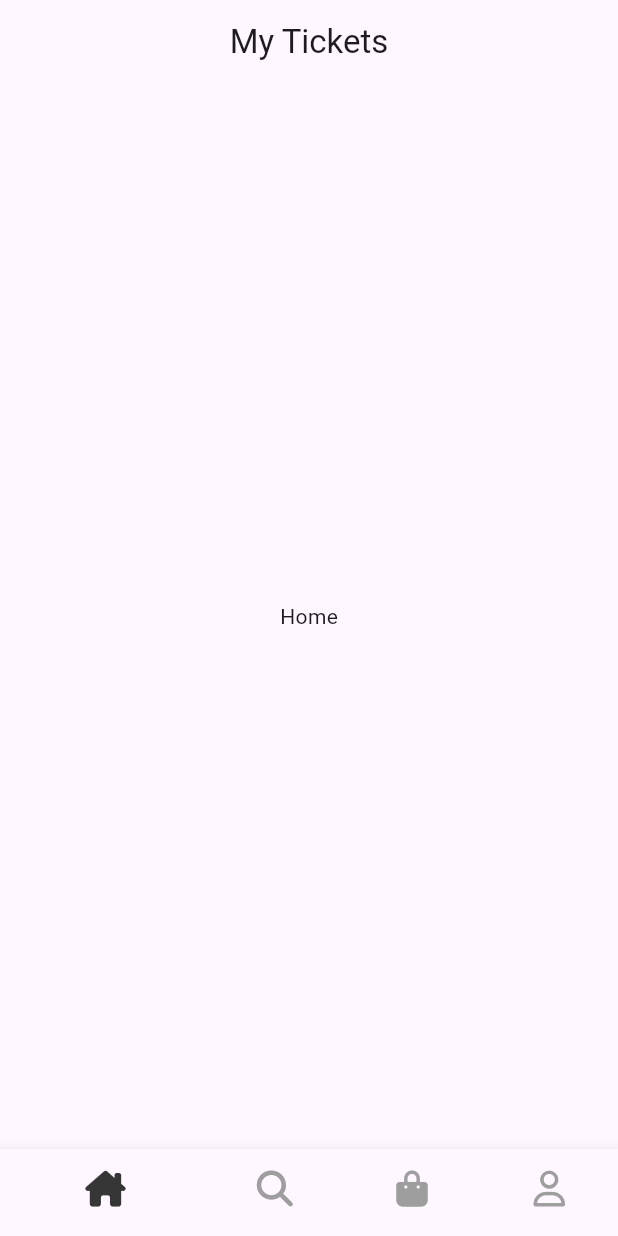
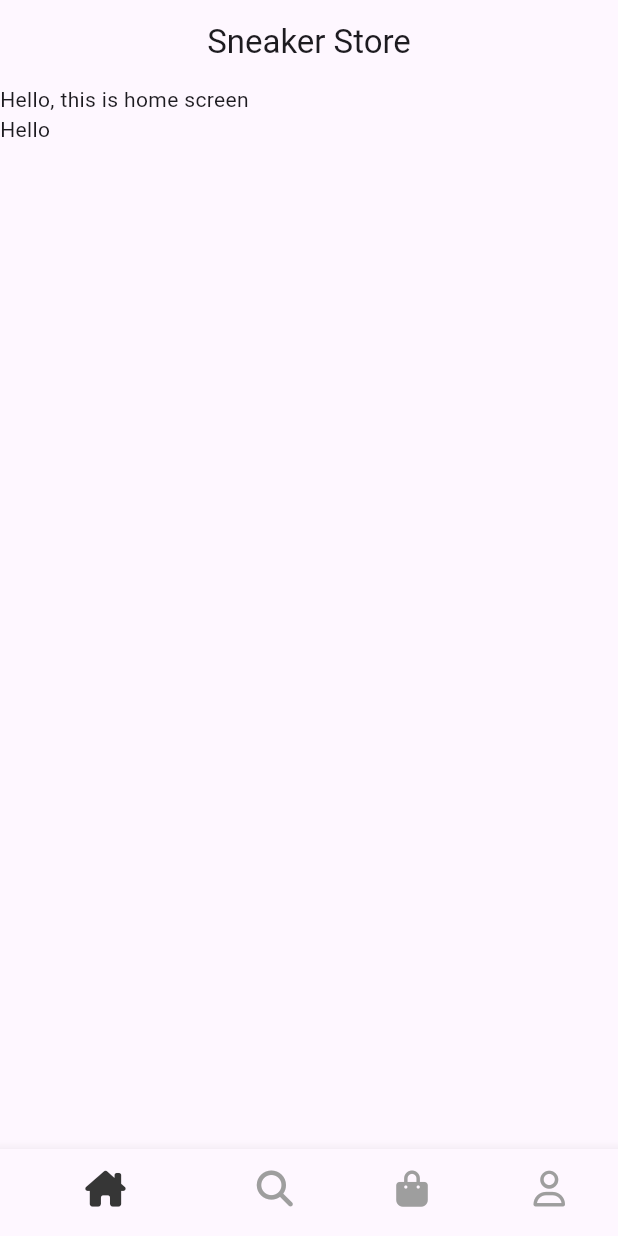
Before and after one commit to NDuc-Dev/sneaker_store_mobile_app, a Flutter app: the screen it shows after launch, on a phone screen of 412 x 824 dp. Run offline on Flutter 3.47's test engine with Material 3 defaults, Android fonts, the phone set to English and light mode, and no system bars; our stand-ins replace font_awesome_flutter.

Commit message:
update scaffold and bottom bar

```diff
--- a/lib/core/bottom_nav_bar.dart
+++ b/lib/core/bottom_nav_bar.dart
@@ -1,5 +1,6 @@
 import 'package:flutter/material.dart';
 import 'package:font_awesome_flutter/font_awesome_flutter.dart';
+import 'package:snaeaker_store/screens/home_screen.dart';
 
 class BottomNavBar extends StatefulWidget {
   const BottomNavBar({super.key});
@@ -11,18 +12,28 @@ class BottomNavBar extends StatefulWidget {
 class _BottomNavBarState extends State<BottomNavBar> {
 
   final appScreens = [
-    const Text("Home"),
-    const Text("Search"),
-    const Text("Cart"),
-    const Text("Profile"),
+    const HomeScreen(),
+    Center(child: const Text("Search")),
+    Center(child: const Text("Cart")),
+    Center(child: const Text("Profile")),
   ];
+
+  //change index for BottomNavigationBarItem
+  int _selectedIndex = 0;
+  void _onItemTapped(int index) {
+    setState(() {
+      _selectedIndex = index;
+    });
+  }
 
   @override
   Widget build(BuildContext context) {
     return Scaffold(
-      appBar: AppBar(title: Center(child: Text("My Tickets"))),
-      body: Center(child: appScreens[0]),
+      appBar: AppBar(title: Center(child: Text("Sneaker Store"))),
+      body: appScreens[_selectedIndex],
       bottomNavigationBar: BottomNavigationBar(
+        currentIndex: _selectedIndex,
+        onTap: _onItemTapped,
         unselectedItemColor: Colors.grey,
         selectedItemColor: const Color.fromARGB(255, 54, 54, 54),
         showSelectedLabels: false,
@@ -35,13 +46,13 @@ class _BottomNavBarState extends State<BottomNavBar> {
 
           BottomNavigationBarItem(
             icon: Icon(FontAwesomeIcons.magnifyingGlass),
-            activeIcon: Icon(FontAwesomeIcons.magnifyingGlassMinus),
+            activeIcon: Icon(FontAwesomeIcons.magnifyingGlassPlus),
             label: "Search",
           ),
 
           BottomNavigationBarItem(
             icon: Icon(FontAwesomeIcons.bagShopping),
-            activeIcon: Icon(FontAwesomeIcons.cartPlus),
+            activeIcon: Icon(FontAwesomeIcons.bagShopping),
             label: "Cart",
           ),
 
--- /dev/null
+++ b/lib/screens/home_screen.dart
@@ -0,0 +1,17 @@
+import 'package:flutter/material.dart';
+
+class HomeScreen extends StatelessWidget {
+  const HomeScreen({super.key});
+
+  @override
+  Widget build(BuildContext context) {
+    return Scaffold(
+      body: ListView(
+        children: [
+          Container(child: Text("Hello, this is home screen")),
+          Container(child: Text("Hello"))
+        ],
+      ),
+    );
+  }
+}
```
